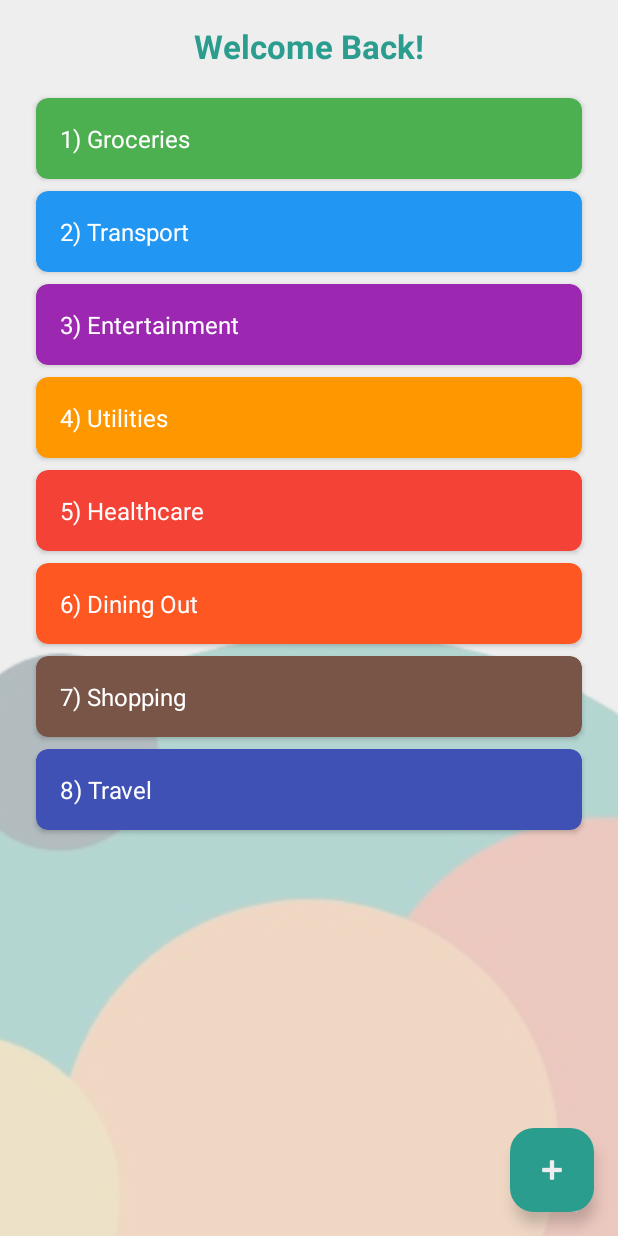
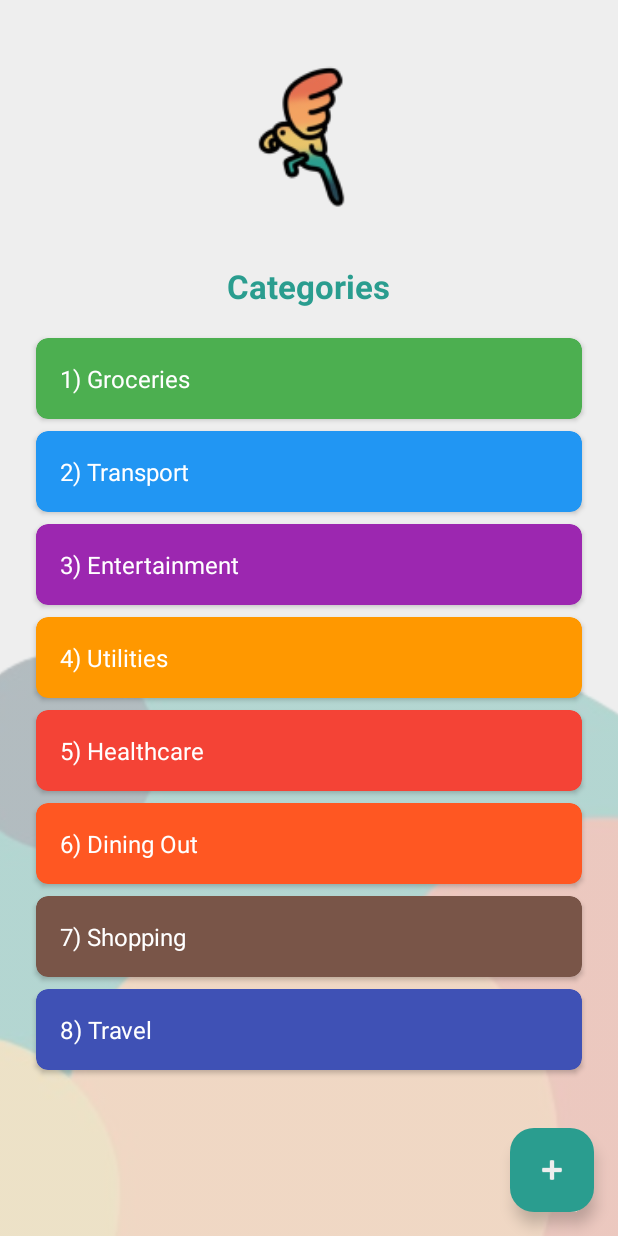
Before and after one commit to Ryan-Millard/Budgie-Budget-Tracker, an Android app: the CategoryPickerActivity screen opened directly, with no data from a screen before it, on a phone screen of 412 x 824 dp. Run offline under Robolectric (Android 15) with nearby library versions, the phone set to English and light mode, and no system bars; our stand-ins replace Room's generated code.

Commit message:
(Category Page): Added the logo and appropriate Heading

```diff
--- a/app/src/main/res/layout/activity_category.xml
+++ b/app/src/main/res/layout/activity_category.xml
@@ -12,16 +12,29 @@
         android:src="@drawable/abstract_background"
         android:alpha="0.3" />
 
+    <!-- Logo -->
+    <ImageView
+        android:id="@+id/logoImageView"
+        android:layout_width="120dp"
+        android:layout_height="120dp"
+        android:layout_marginTop="40dp"
+        android:contentDescription="App Logo"
+        android:src="@mipmap/ic_logo"
+        android:layout_centerHorizontal="true"
+        android:layout_alignParentTop="true" />
+
+    <!-- Categories Title -->
     <TextView
         android:id="@+id/loginTitle"
         android:layout_width="wrap_content"
         android:layout_height="wrap_content"
-        android:layout_centerHorizontal="true"
         android:layout_marginTop="16dp"
-        android:text="Welcome Back!"
+        android:text="Categories"
         android:textColor="@color/colorPrimary"
         android:textSize="22sp"
-        android:textStyle="bold" />
+        android:textStyle="bold"
+        android:layout_below="@id/logoImageView"
+        android:layout_centerHorizontal="true" />
 
     <!-- RecyclerView for Expense Categories -->
     <androidx.recyclerview.widget.RecyclerView
```
